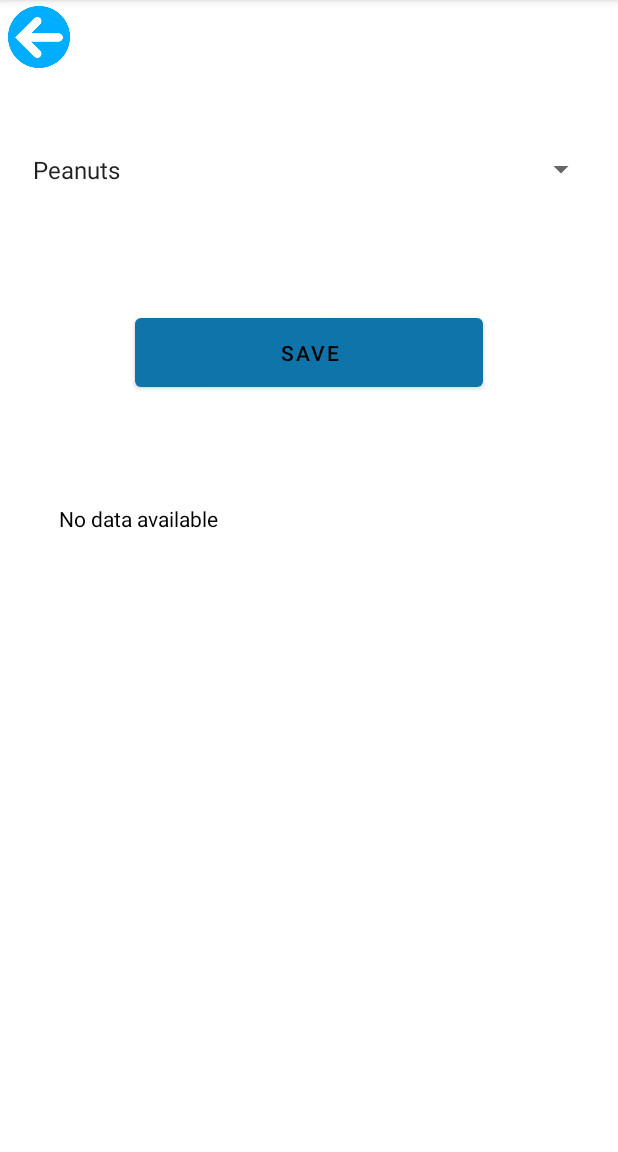
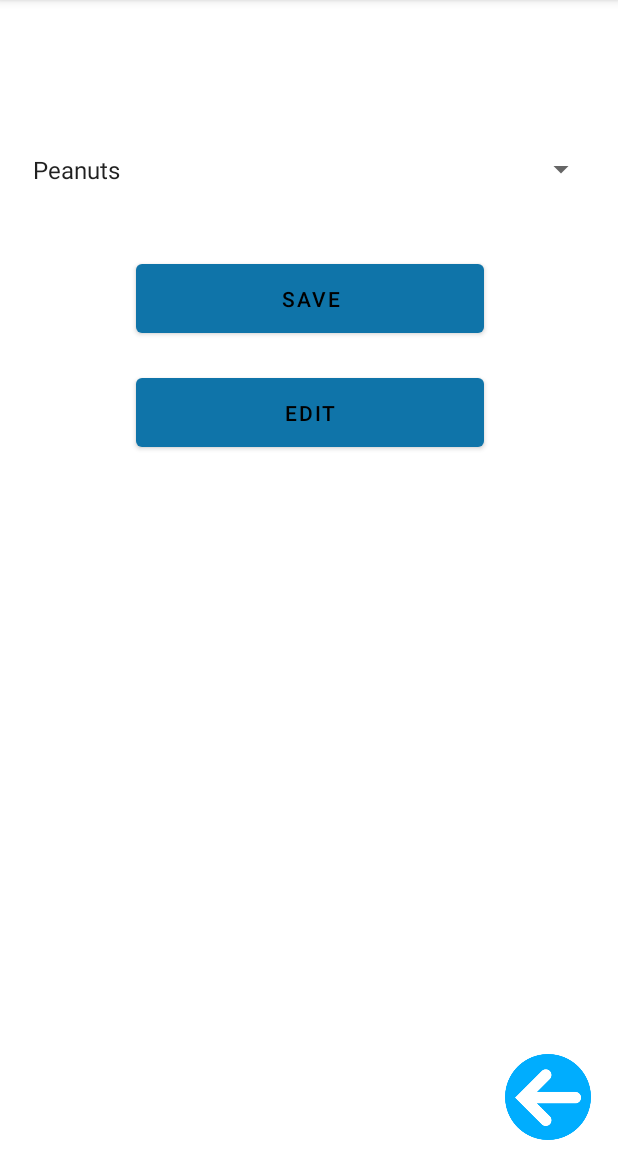
Before and after one commit to BALLLONG/LASTPROJECT, an Android app: the Personal_info screen opened directly, with no data from a screen before it, on a phone screen of 412 x 824 dp, the part 84-1236 px from its top. Run offline under Robolectric (Android 15) with nearby library versions, the phone set to English and light mode, and no system bars; our stand-ins replace Firebase (no records; nobody signed in at launch, a user with empty details on screens opened directly).

```diff
--- a/app/build.gradle.kts
+++ b/app/build.gradle.kts
@@ -56,4 +56,5 @@ dependencies {
     implementation ("com.github.dhaval2404:imagepicker:2.1")
     implementation ("com.google.android.gms:play-services-mlkit-text-recognition:19.0.1")
     implementation ("com.google.firebase:firebase-ml-model-interpreter:22.0.4")
+    implementation ("androidx.recyclerview:recyclerview:1.2.1")
 }
--- a/app/src/main/java/com/example/LastProject/Personal_info.java
+++ b/app/src/main/java/com/example/LastProject/Personal_info.java
@@ -22,15 +22,12 @@ import com.google.firebase.database.DatabaseReference;
 import com.google.firebase.database.FirebaseDatabase;
 import com.google.firebase.database.ValueEventListener;
 
-import java.util.HashMap;
-import java.util.Map;
-
 public class Personal_info extends AppCompatActivity {
     private Spinner spinnerAllergies;
     private ImageView btnBack;
-    private Button btnWrite;
+    private Button btnWrite,btnEdit;
     private TextView textView;
-    private int nextIndex = 1; // Starting index for new entries
+    private int nextIndex = 0; // Starting index for new entries
 
     @Override
     protected void onCreate(Bundle savedInstanceState) {
@@ -42,6 +39,7 @@ public class Personal_info extends AppCompatActivity {
         btnWrite = findViewById(R.id.btnWrite);
         btnBack  = findViewById(R.id.btnBack);
         textView = findViewById(R.id.textViewps);
+        btnEdit = findViewById(R.id.btnEdit);
 
         // Setting up Spinner with allergy options
         ArrayAdapter<CharSequence> adapter = ArrayAdapter.createFromResource(this,
@@ -65,25 +63,30 @@ public class Personal_info extends AppCompatActivity {
         DatabaseReference reference = FirebaseDatabase.getInstance().getReference("Personal_Upload/Food_Allergies");
 
         // Create a new key (index) for the data
-        String newKey = "allergies" + nextIndex;
+        String newKey = reference.push().getKey();
 
         // Increment the index for the next entry
-        nextIndex++;
 
+        if(newKey != null) {
             reference.child(newKey).setValue(selectedAllergy)
                     .addOnCompleteListener(new OnCompleteListener<Void>() {
                         @Override
                         public void onComplete(@NonNull Task<Void> task) {
                             if (task.isSuccessful()) {
                                 Toast.makeText(Personal_info.this, "Saved", Toast.LENGTH_SHORT).show();
+                            } else {
+                                Toast.makeText(Personal_info.this, "Failed to save: " + task.getException().getMessage(), Toast.LENGTH_SHORT).show();
                             }
                         }
                     }).addOnFailureListener(new OnFailureListener() {
                         @Override
                         public void onFailure(@NonNull Exception e) {
-                        Toast.makeText(Personal_info.this, e.getMessage(), Toast.LENGTH_SHORT).show();
+                            Toast.makeText(Personal_info.this, "Failed to save: " + e.getMessage(), Toast.LENGTH_SHORT).show();
                         }
                     });
+        } else {
+            Toast.makeText(Personal_info.this, "Failed to generate a unique key", Toast.LENGTH_SHORT).show();
+        }
     }
 
     private void showData() {
@@ -115,5 +118,12 @@ public class Personal_info extends AppCompatActivity {
                 startActivity(intent);
             }
         });
+        btnEdit.setOnClickListener(new View.OnClickListener() {
+            @Override
+            public void onClick(View v) {
+                startActivity(new Intent(Personal_info.this, Edit.class));
+            }
+        });
+
     }
 }
--- /dev/null
+++ b/app/src/main/res/drawable/ic_delete.xml
@@ -0,0 +1,5 @@
+<vector xmlns:android="http://schemas.android.com/apk/res/android" android:height="24dp" android:tint="#000000" android:viewportHeight="24" android:viewportWidth="24" android:width="24dp">
+
+    <path android:fillColor="@android:color/white" android:pathData="M6,19c0,1.1 0.9,2 2,2h8c1.1,0 2,-0.9 2,-2V7H6v12zM19,4h-3.5l-1,-1h-5l-1,1H5v2h14V4z"/>
+
+</vector>
--- a/app/src/main/res/layout/activity_personal_info.xml
+++ b/app/src/main/res/layout/activity_personal_info.xml
@@ -9,25 +9,42 @@
 
     <ImageView
         android:id="@+id/btnBack"
-        android:layout_width="44dp"
-        android:layout_height="41dp"
-        android:layout_marginStart="4dp"
-        android:layout_marginTop="4dp"
+        android:layout_width="61dp"
+        android:layout_height="57dp"
+        android:layout_alignParentEnd="true"
+        android:layout_alignParentBottom="true"
+        android:layout_marginEnd="16dp"
+        android:layout_marginBottom="8dp"
+        app:layout_constraintBottom_toBottomOf="parent"
+        app:layout_constraintEnd_toEndOf="parent"
+        app:srcCompat="@drawable/back" />
+
+    <Button
+        android:id="@+id/btnEdit"
+        android:layout_width="232dp"
+        android:layout_height="58dp"
+        android:layout_marginStart="126dp"
+        android:layout_marginTop="108dp"
+        android:layout_marginEnd="126dp"
+        android:text="Edit"
+        android:textColor="@color/black"
+        app:layout_constraintEnd_toEndOf="parent"
+        app:layout_constraintHorizontal_bias="0.493"
         app:layout_constraintStart_toStartOf="parent"
-        app:layout_constraintTop_toTopOf="parent"
-        app:srcCompat="@drawable/back"/>
+        app:layout_constraintTop_toBottomOf="@+id/spinnerAllergies"
+        tools:ignore="MissingConstraints" />
 
     <Button
         android:id="@+id/btnWrite"
         android:layout_width="232dp"
         android:layout_height="58dp"
         android:layout_marginStart="126dp"
-        android:layout_marginTop="68dp"
+        android:layout_marginTop="32dp"
         android:layout_marginEnd="126dp"
+        android:text="Save"
         android:textColor="@color/black"
-        android:text="Save"
         app:layout_constraintEnd_toEndOf="parent"
-        app:layout_constraintHorizontal_bias="0.506"
+        app:layout_constraintHorizontal_bias="0.493"
         app:layout_constraintStart_toStartOf="parent"
         app:layout_constraintTop_toBottomOf="@+id/spinnerAllergies"
         tools:ignore="MissingConstraints" />
@@ -58,13 +75,13 @@
         android:layout_marginTop="149dp"
         android:layout_marginEnd="171dp"
         android:layout_marginBottom="222dp"
-        android:textColor="@color/black"
+        android:textColor="@color/white"
         android:text="TextView"
         app:layout_constraintBottom_toBottomOf="parent"
         app:layout_constraintEnd_toEndOf="parent"
         app:layout_constraintHorizontal_bias="0.52"
         app:layout_constraintStart_toStartOf="parent"
-        app:layout_constraintTop_toBottomOf="@+id/btnWrite"
+        app:layout_constraintTop_toBottomOf="@+id/btnEdit"
         app:layout_constraintVertical_bias="0.41" />
 
 </androidx.constraintlayout.widget.ConstraintLayout>
```
Also changed, not shown: app/src/main/AndroidManifest.xml (+7 -4 lines), app/src/main/java/com/example/LastProject/Data.java (added, +35 -0 lines), app/src/main/java/com/example/LastProject/DataClass.java (deleted, +0 -22 lines), app/src/main/java/com/example/LastProject/Edit.java (added, +104 -0 lines), app/src/main/java/com/example/LastProject/MainActivity.java (+41 -8 lines), app/src/main/java/com/example/LastProject/MyAdapter.java (added, +78 -0 lines), app/src/main/res/layout/activity_edit.xml (added, +24 -0 lines), app/src/main/res/layout/activity_main.xml (+0 -26 lines), app/src/main/res/layout/allow.xml (added, +62 -0 lines), app/src/main/res/layout/editentry.xml (added, +44 -0 lines), app/src/main/res/values/strings.xml (indentation only). Lines whose indentation alone changed are shown as unchanged.
